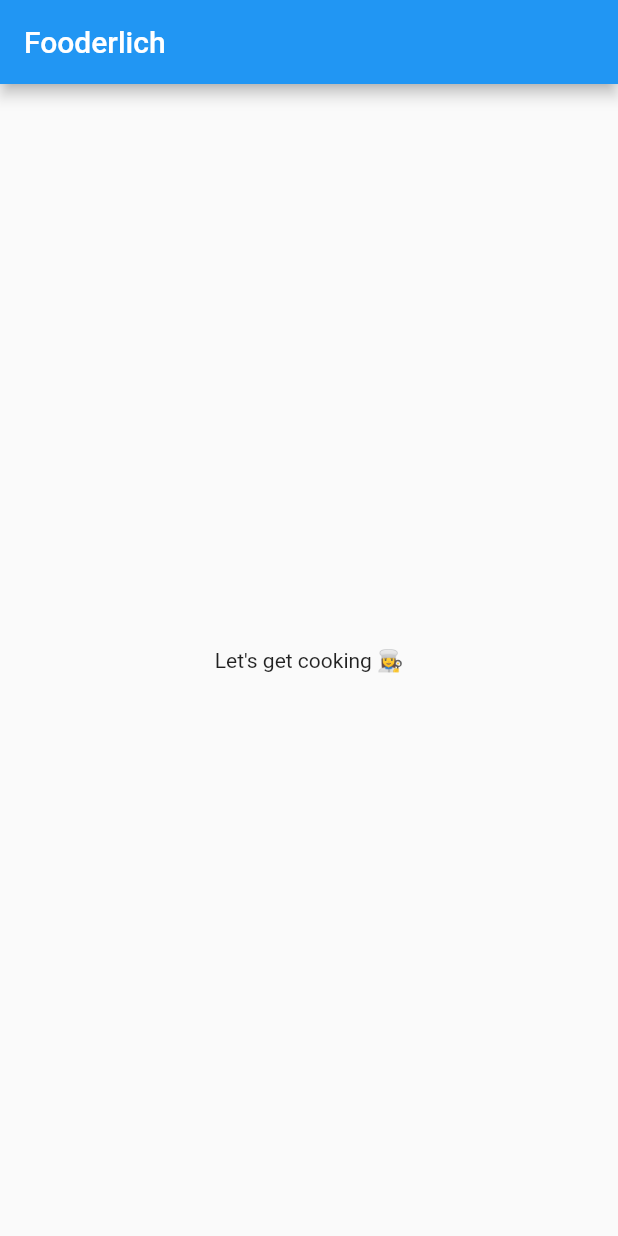
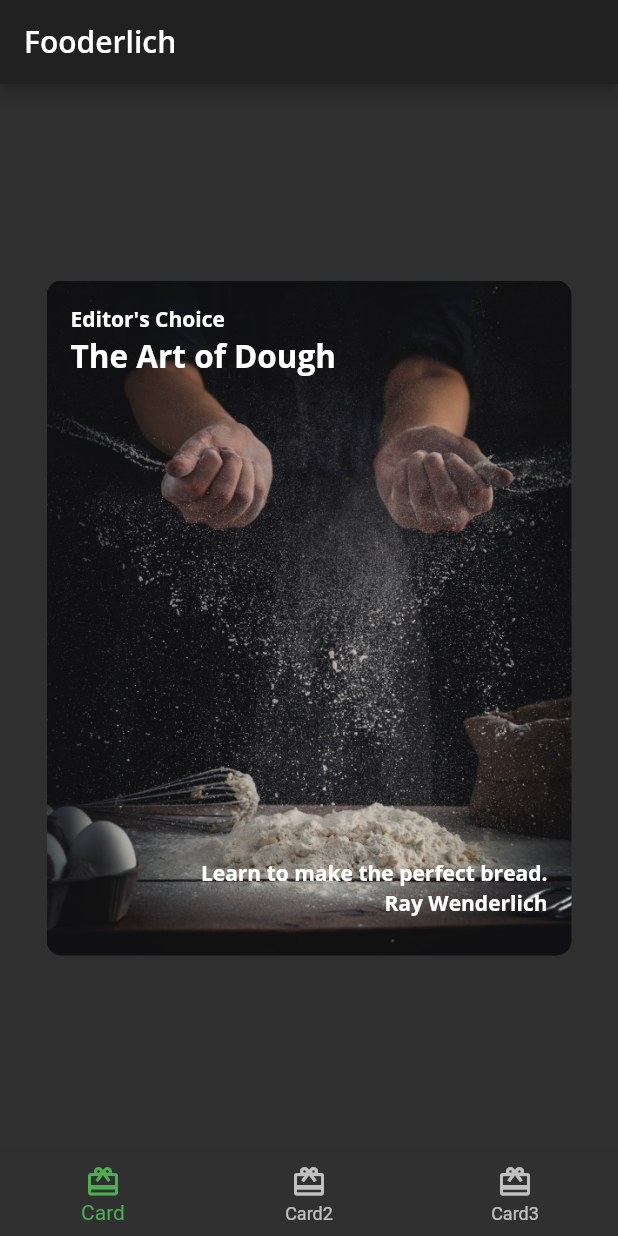
Before and after one commit to doanthekhoinguyen/Flutter-Tutorials, a Flutter app: the screen it shows after launch, on a phone screen of 412 x 824 dp. Run offline on Flutter 3.47's test engine with Material 2 defaults, Android fonts, the light colour scheme and no system bars; our stand-ins replace google_fonts.

Commit message:
update chapter 3

```diff
--- /dev/null
+++ b/lib/card1.dart
@@ -0,0 +1,68 @@
+import 'package:flutter/material.dart';
+import 'fooderlich_theme.dart';
+
+class Card1 extends StatelessWidget {
+  const Card1({Key? key}) : super(key: key);
+// 1
+  final String category = 'Editor\'s Choice';
+  final String title = 'The Art of Dough';
+  final String description = 'Learn to make the perfect bread.';
+  final String chef = 'Ray Wenderlich';
+// 2
+  @override
+  Widget build(BuildContext context) {
+// 3
+    return Center(
+// TODO: Card1 Decorate Container
+        child: Container(
+      child: Stack(
+        children: [
+// 8
+          Text(
+            category,
+            style: FooderlichTheme.darkTextTheme.bodyText1,
+          ),
+// 9
+          Positioned(
+            child: Text(
+              title,
+              style: FooderlichTheme.darkTextTheme.headline2,
+            ),
+            top: 20,
+          ),
+// 10
+          Positioned(
+            child: Text(
+              description,
+              style: FooderlichTheme.darkTextTheme.bodyText1,
+            ),
+            bottom: 30,
+            right: 0,
+          ),
+// 11
+          Positioned(
+            child: Text(
+              chef,
+              style: FooderlichTheme.darkTextTheme.bodyText1,
+            ),
+            bottom: 10,
+            right: 0,
+          )
+        ],
+      ),
+      padding: const EdgeInsets.all(16),
+      constraints: const BoxConstraints.expand(
+        width: 350,
+        height: 450,
+      ),
+      decoration: const BoxDecoration(
+        image: DecorationImage(
+          image: AssetImage('assets/mag1.png'),
+          fit: BoxFit.cover,
+        ),
+        // 7
+        borderRadius: BorderRadius.all(Radius.circular(10.0)),
+      ),
+    ));
+  }
+}
--- /dev/null
+++ b/lib/card2.dart
@@ -0,0 +1,33 @@
+import 'package:flutter/material.dart';
+
+class Card2 extends StatelessWidget {
+  const Card2({Key? key}) : super(key: key);
+  @override
+  Widget build(BuildContext context) {
+    return Center(
+// 1
+      child: Container(
+        constraints: const BoxConstraints.expand(
+          width: 350,
+          height: 450,
+        ),
+        decoration: const BoxDecoration(
+          image: DecorationImage(
+            image: AssetImage('assets/mag5.png'),
+            fit: BoxFit.cover,
+          ),
+          borderRadius: BorderRadius.all(
+            Radius.circular(10.0),
+          ),
+        ),
+// 2
+        child: Column(
+          children: [
+// TODO 1: add author information
+// TODO 4: add Positioned text
+          ],
+        ),
+      ),
+    );
+  }
+}
--- /dev/null
+++ b/lib/home.dart
@@ -0,0 +1,68 @@
+import 'package:flutter/material.dart';
+import 'card1.dart';
+import 'card2.dart';
+
+// 1
+class Home extends StatefulWidget {
+  const Home({Key? key}) : super(key: key);
+  @override
+  _HomeState createState() => _HomeState();
+}
+
+class _HomeState extends State<Home> {
+// 7
+  int _selectedIndex = 0;
+// 8
+  static List<Widget> pages = <Widget>[
+    const Card1(),
+// TODO: Replace with Card2
+    const Card2(),
+// TODO: Replace with Card3
+    Container(color: Colors.blue)
+  ];
+// 9
+  void _onItemTapped(int index) {
+    setState(() {
+      _selectedIndex = index;
+    });
+  }
+
+  @override
+  Widget build(BuildContext context) {
+    return Scaffold(
+      appBar: AppBar(
+        title: Text(
+          'Fooderlich',
+// 2
+          style: Theme.of(context).textTheme.headline6,
+        ),
+      ),
+// TODO: Show selected tab
+      body: pages[_selectedIndex],
+// 4
+      bottomNavigationBar: BottomNavigationBar(
+// 5
+        selectedItemColor: Theme.of(context).textSelectionTheme.selectionColor,
+// 10
+        currentIndex: _selectedIndex,
+// 11
+        onTap: _onItemTapped,
+// 6
+        items: <BottomNavigationBarItem>[
+          const BottomNavigationBarItem(
+            icon: Icon(Icons.card_giftcard),
+            label: 'Card',
+          ),
+          const BottomNavigationBarItem(
+            icon: Icon(Icons.card_giftcard),
+            label: 'Card2',
+          ),
+          const BottomNavigationBarItem(
+            icon: Icon(Icons.card_giftcard),
+            label: 'Card3',
+          ),
+        ],
+      ),
+    );
+  }
+}
--- a/lib/main.dart
+++ b/lib/main.dart
@@ -1,28 +1,24 @@
 import 'package:flutter/material.dart';
+import 'fooderlich_theme.dart';
+import 'home.dart';
 
 void main() {
-  // 1
+  // 1 Imported the FooderlichTheme.
   runApp(const Fooderlich());
 }
 
 class Fooderlich extends StatelessWidget {
-  // 2
+  // 2 Defined a variable that holds the theme.
   const Fooderlich({super.key});
   @override
   Widget build(BuildContext context) {
-    // TODO: Create theme
-    // TODO: Apply Home widget
-    // 3
+    final theme = FooderlichTheme.dark();
+
+    // 3 Added the MaterialApp widget’s theme property
     return MaterialApp(
-      // TODO: Add theme
+      theme: theme,
       title: 'Fooderlich',
-      // 4
-      home: Scaffold(
-        // TODO: Style the title
-        appBar: AppBar(title: const Text('Fooderlich')),
-        // TODO: Style the body text
-        body: const Center(child: Text('Let\'s get cooking 👩‍🍳')),
-      ),
+      home: const Home(),
     );
   }
 }
```
Also changed, not shown: pubspec.yaml (+7 -1 lines), pubspec.lock.
